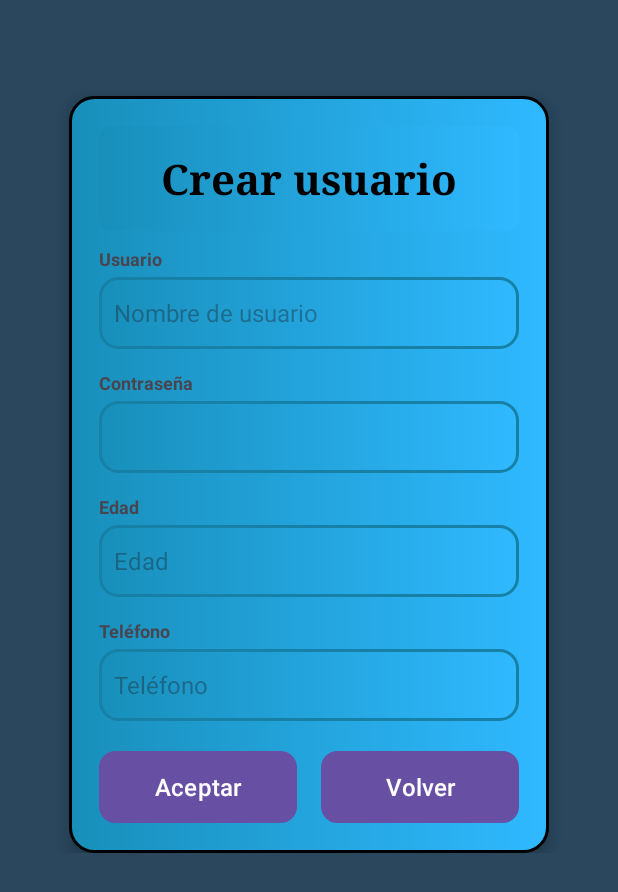
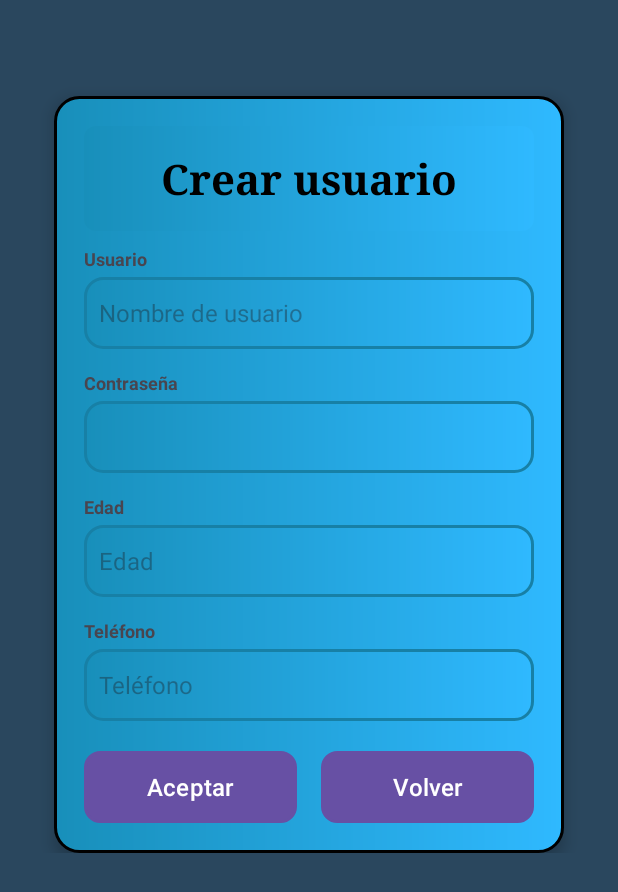
Before and after one commit to DanielFiva/GameradarMobile, an Android app: the CreateUserActivity screen opened directly, with no data from a screen before it, on a phone screen of 412 x 824 dp. Shown: the top 892 px of the screen. Run offline under Robolectric (Android 15) with nearby library versions, the phone set to English and light mode, and no system bars.

Commit message:
fixed cards

```diff
--- a/app/src/main/res/layout/activity_create_user.xml
+++ b/app/src/main/res/layout/activity_create_user.xml
@@ -13,13 +13,15 @@
 
         <!-- User Card -->
         <LinearLayout
-            android:layout_width="320dp"
+            android:layout_width="match_parent"
             android:layout_height="wrap_content"
             android:orientation="vertical"
             android:padding="20dp"
+            android:layout_marginTop="40dp"
+            android:layout_marginStart="12dp"
+            android:layout_marginEnd="12dp"
             android:background="@drawable/bg_login_card"
-            android:elevation="6dp"
-            android:layout_marginTop="40dp">
+            android:elevation="6dp">
 
             <!-- Title -->
             <TextView
```
Also changed, not shown: app/src/main/res/layout/activity_login.xml (+5 -3 lines).
